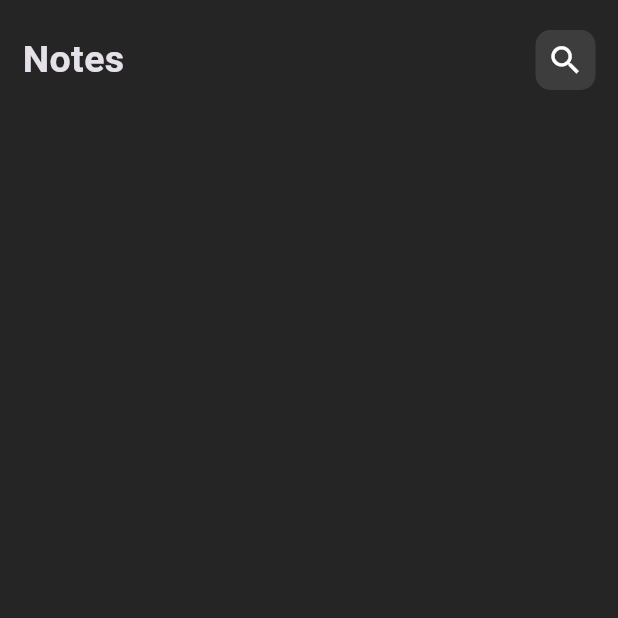
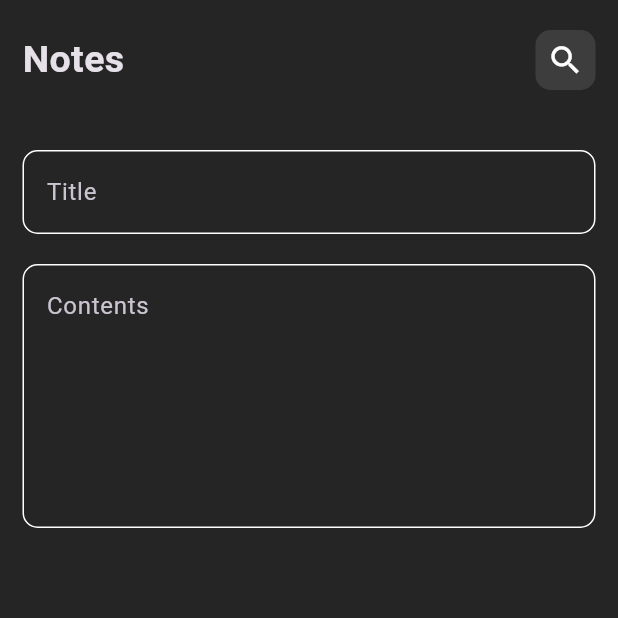
Before and after one commit to AbdulrahmanAlShaweesh/Flutter-Note-App, a Flutter app: the EditNoteScreen screen opened by its route, on a phone screen of 412 x 824 dp, the top half of it. Run offline on Flutter 3.47's test engine with Material 3 defaults, Android fonts, the phone set to English and light mode, and no system bars.

Commit message:
created edit note view

```diff
--- a/lib/views/edit_note_Screen.dart
+++ b/lib/views/edit_note_Screen.dart
@@ -1,5 +1,5 @@
 import 'package:flutter/material.dart';
-import 'package:note_app/widgets/custom_appbar.dart';
+import 'package:note_app/widgets/edit_note_body.dart';
 
 class EditNoteScreen extends StatelessWidget {
   const EditNoteScreen({super.key});
@@ -8,16 +8,7 @@ class EditNoteScreen extends StatelessWidget {
   @override
   Widget build(BuildContext context) {
     return const Scaffold(
-      body: SafeArea(
-        child: Padding(
-          padding: EdgeInsets.symmetric(vertical: 20.0, horizontal: 15.0),
-          child: Column(
-            children: [
-              CustomAppBar(),
-            ],
-          ),
-        ),
-      ),
+      body: EditNoteBody(),
     );
   }
 }
--- /dev/null
+++ b/lib/widgets/edit_note_body.dart
@@ -0,0 +1,34 @@
+import 'package:flutter/material.dart';
+import 'package:note_app/widgets/custom_appbar.dart';
+import 'package:note_app/widgets/custom_text_field.dart';
+
+class EditNoteBody extends StatelessWidget {
+  const EditNoteBody({
+    super.key,
+  });
+
+  @override
+  Widget build(BuildContext context) {
+    return const SafeArea(
+      child: Padding(
+        padding: EdgeInsets.symmetric(vertical: 20.0, horizontal: 15.0),
+        child: Column(
+          children: [
+            CustomAppBar(),
+            SizedBox(
+              height: 40.0,
+            ),
+            CustomTextField(hintText: 'Title'),
+            SizedBox(
+              height: 20.0,
+            ),
+            CustomTextField(
+              hintText: 'Contents',
+              maxline: 6,
+            )
+          ],
+        ),
+      ),
+    );
+  }
+}
```
